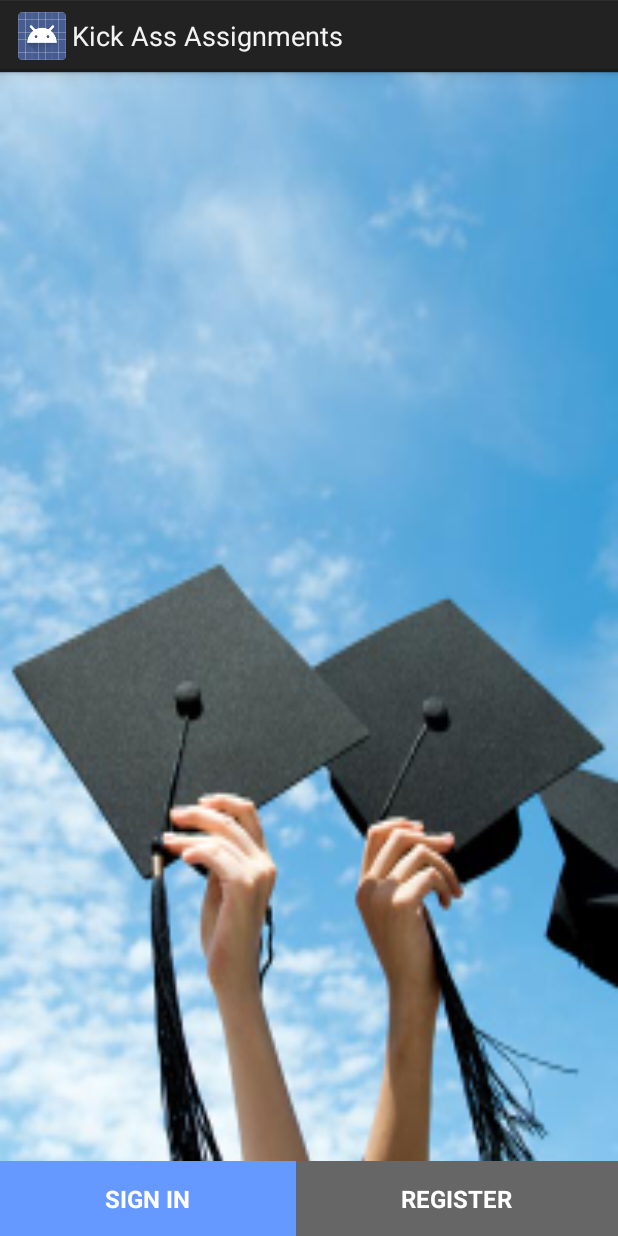
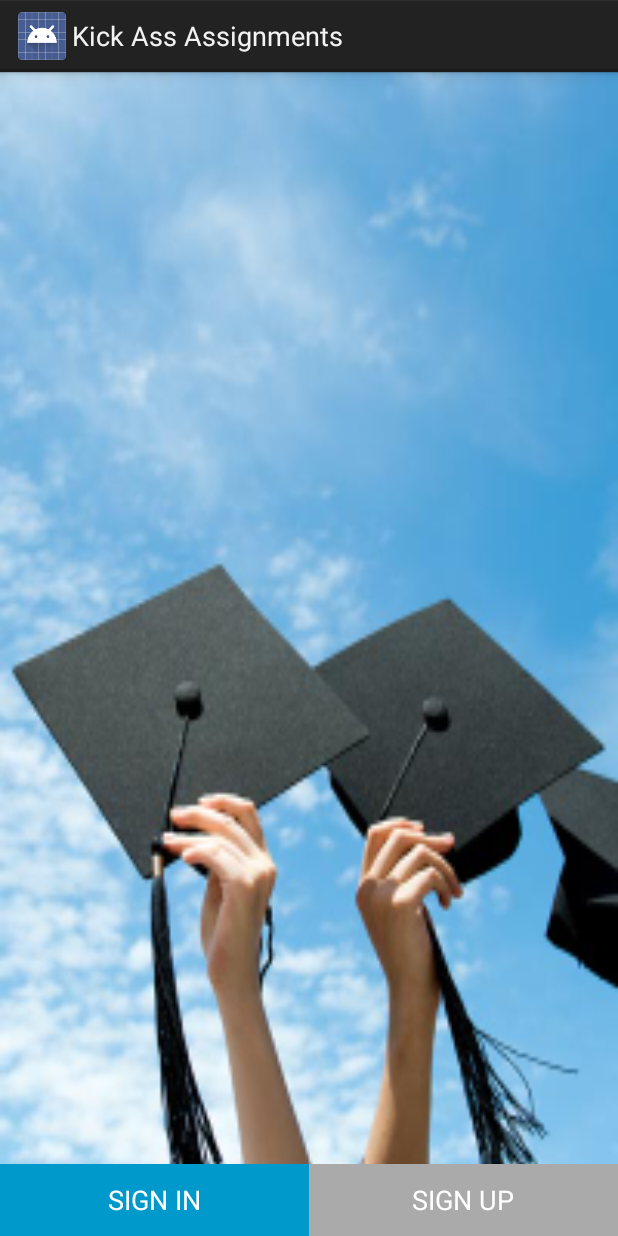
Before and after one commit to mukulraw/locus, an Android app: the screen it shows after launch (Flipper), on a phone screen of 412 x 824 dp. Run offline under Robolectric (Android 15) with nearby library versions, the phone set to English and light mode, and no system bars; libraries missing offline, so code that uses them is left out: com.zopim.android; 4 statements that could not run were skipped.

Commit message:
Register - working now submit assignment forgot password - working now but not returning result

```diff
--- a/locus/src/main/java/com/app/locus/assignment/Flipper.java
+++ b/locus/src/main/java/com/app/locus/assignment/Flipper.java
@@ -9,46 +9,38 @@ import android.widget.TextView;
 /**
  * Created by Dheeraj on 2/16/2016.
  */
-public class Flipper extends Activity implements View.OnClickListener{
+public class Flipper extends Activity{
 
-     private  TextView tvlogin;
-     private  TextView tvregister;
+
 
     @Override
     protected void onCreate(Bundle savedInstanceState) {
         super.onCreate(savedInstanceState);
         setContentView(R.layout.view_flipper);
 
-        tvlogin=(TextView) findViewById(R.id.login_txt);
-        tvregister =(TextView) findViewById(R.id.register_txt);
 
-        tvlogin.setOnClickListener(this);
-        tvregister.setOnClickListener(this);
+
 
 
     }
 
-    @Override
-    public void onClick(View v) {
 
-            switch (v.getId()){
+    public void signin(View v)
+    {
 
-            case R.id.login_txt:
-                startActivity(new Intent(Flipper.this,
-                        SplashActivity.class));
-                break;
-
-            case R.id.register_txt:
-                startActivity(new Intent(Flipper.this,
-                        Register.class));
-
-                break;
+        Intent i = new Intent(this , SplashActivity.class);
+        startActivity(i);
+        finish();
 
 
+    }
 
-        }
+    public void signup(View v)
+    {
+        Intent i = new Intent(this , Register.class);
+        startActivity(i);
+        finish();
 
+    }
 
-
-        }
     }
--- a/locus/src/main/res/layout/view_flipper.xml
+++ b/locus/src/main/res/layout/view_flipper.xml
@@ -6,12 +6,7 @@
 
 
 
-        <ViewFlipper
-            android:id="@+id/viewflipper"
-            android:layout_width="match_parent"
-            android:layout_height="match_parent"
-            android:autoStart="true"
-            android:flipInterval="2000" >
+
 
             <ImageView
                 android:layout_width="match_parent"
@@ -23,25 +18,39 @@
                 android:contentDescription="" />
 
 
-       <!--
 
-            <ImageView
-                android:layout_width="match_parent"
-                android:layout_height="match_parent"
-                android:maxHeight="375dp"
-                android:adjustViewBounds="true"
-                android:scaleType="fitXY"
-                android:src="@drawable/a22" />
 
-            <ImageView
-                android:layout_width="match_parent"
-                android:layout_height="match_parent"
-                android:adjustViewBounds="true"
-                android:maxHeight="375dp"
-                android:scaleType="fitXY"
-                android:src="@drawable/a33" />
--->
-        </ViewFlipper>
+
+
+
+    <LinearLayout
+        android:layout_width="match_parent"
+        android:layout_height="wrap_content"
+        android:weightSum="2"
+        android:layout_alignParentBottom="true"
+        >
+
+        <Button
+            android:layout_width="0dp"
+            android:layout_weight="1"
+            android:text="SIGN IN"
+            android:onClick="signin"
+            android:textColor="@android:color/white"
+            android:background="@android:color/holo_blue_dark"
+            android:layout_height="wrap_content" />
+
+
+        <Button
+            android:layout_width="0dp"
+            android:text="SIGN UP"
+            android:onClick="signup"
+            android:textColor="@android:color/white"
+            android:background="@android:color/darker_gray"
+            android:layout_height="wrap_content"
+            android:layout_weight="1"
+            />
+
+    </LinearLayout>
 
 
 
@@ -49,78 +58,5 @@
 
 
 
-    <LinearLayout
-        android:id="@+id/bottomLay"
-        android:orientation="horizontal"
-        android:layout_width="match_parent"
-        android:layout_height="50dp"
-        android:gravity="center"
-        android:layout_alignParentBottom="true"
-        android:weightSum="2">
-
-        <RelativeLayout
-            android:orientation="horizontal"
-            android:layout_width="wrap_content"
-            android:layout_height="match_parent"
-            android:background="#6699FF"
-            android:id="@+id/login_lay"
-            android:layout_weight="1">
-
-            <TextView
-                android:layout_width="wrap_content"
-                android:layout_height="wrap_content"
-                android:textSize="16sp"
-                android:textColor="#FFFFFF"
-                android:textStyle="bold"
-                android:text="SIGN IN"
-                android:layout_centerHorizontal="true"
-                android:layout_centerVertical="true"
-                android:id="@+id/login_txt" />
-        </RelativeLayout>
-
-        <RelativeLayout
-            android:orientation="horizontal"
-            android:layout_width="wrap_content"
-            android:layout_height="match_parent"
-            android:background="#666666"
-            android:id="@+id/register_lay"
-            android:layout_weight="1">
-
-            <TextView
-                android:layout_width="wrap_content"
-                android:layout_height="wrap_content"
-                android:textSize="16sp"
-                android:textColor="#FFFFFF"
-                android:textStyle="bold"
-                android:text="REGISTER"
-                android:layout_centerHorizontal="true"
-                android:layout_centerVertical="true"
-                android:id="@+id/register_txt" />
-        </RelativeLayout>
-
-    </LinearLayout>
-
-
-<!--
-
-    <ViewFlipper
-        android:id="@+id/viewflipper"
-        android:layout_width="wrap_content"
-        android:layout_height="wrap_content"
-        android:autoStart="true"
-        android:background="@drawable/a33"
-        android:layout_alignParentTop="true"
-        android:layout_alignParentLeft="true"
-        android:layout_alignParentStart="true"
-
-        android:layout_above="@+id/bottomLay"
-        android:layout_alignParentRight="true"
-        android:layout_alignParentEnd="true">
-
-
-    </ViewFlipper>
-
--->
-
 
 </RelativeLayout>
```
Also changed, not shown: locus/src/main/java/com/app/locus/assignment/Firstpage.java (+0 -11 lines), locus/src/main/res/drawable/ic_user.xml (added, +9 -0 lines), locus/src/main/res/layout/activity_splash.xml (+32 -28 lines), 2 other files.
